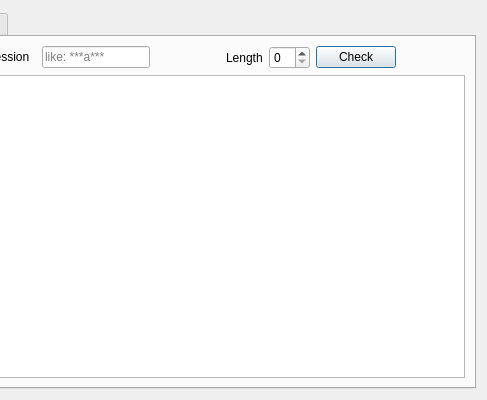
Qt form DDWordDialog.ui (ltofuy/DDJM) before a commit; both pictures show x 313 to 800 and y 0 to 400 of the 800 by 400 pixel window.
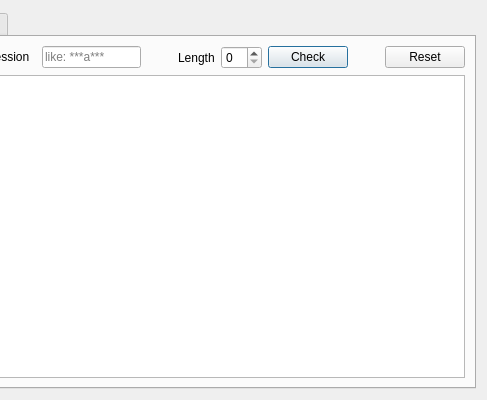
The same form after that commit.

```diff
--- a/DDWordDialog.ui
+++ b/DDWordDialog.ui
@@ -104,6 +104,13 @@
              </property>
             </spacer>
            </item>
+           <item>
+            <widget class="QPushButton" name="pushButton_reset_1">
+             <property name="text">
+              <string>Reset</string>
+             </property>
+            </widget>
+           </item>
           </layout>
          </item>
          <item>
```
Left out of the diff: 7 changed lines with no effect on the pictures.
